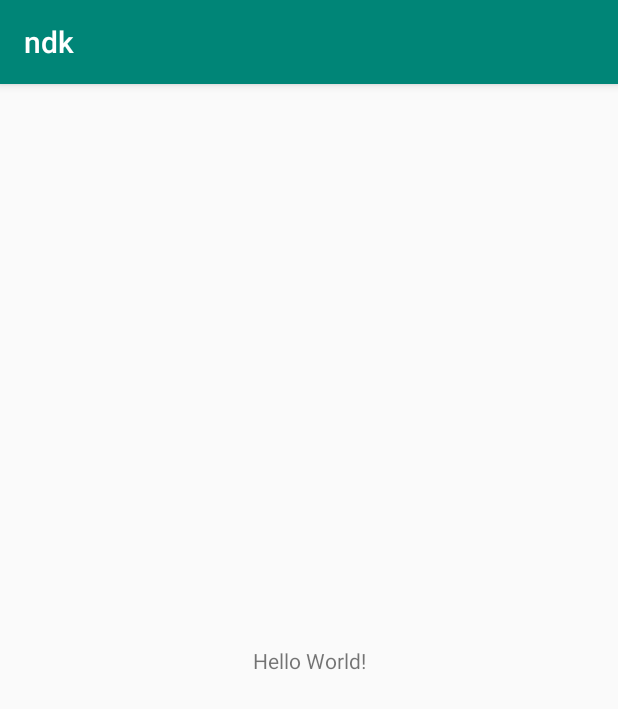
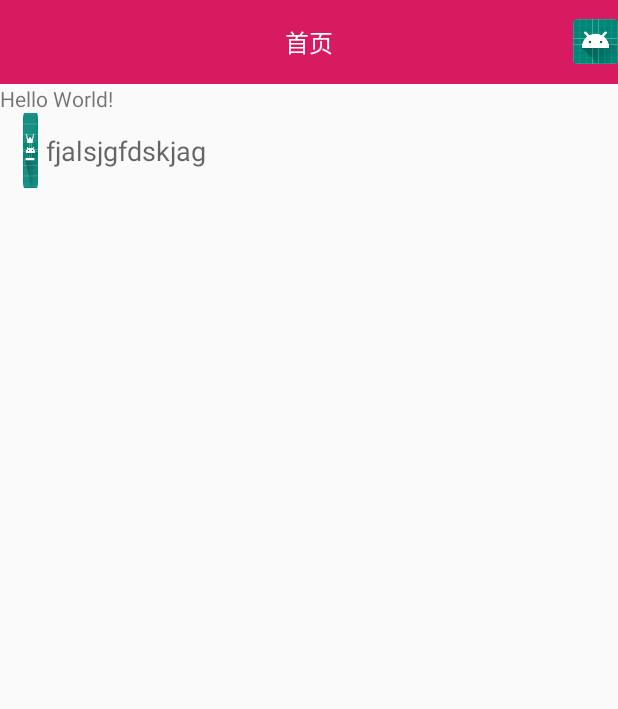
Before and after one commit to hnhzy/ndk, an Android app: the screen it shows after launch (MainActivity), on a phone screen of 412 x 824 dp. Shown: the top 709 px of the screen. Run offline under Robolectric (Android 15) with nearby library versions, the phone set to English and light mode, and no system bars.

Commit message:
自定义Toolbar,InputView

```diff
--- a/app/src/main/java/com/hzy/ndk/MainActivity.java
+++ b/app/src/main/java/com/hzy/ndk/MainActivity.java
@@ -1,22 +1,89 @@
 package com.hzy.ndk;
 
-import android.support.v7.app.AppCompatActivity;
-import android.os.Bundle;
+import android.util.Log;
+import android.view.MotionEvent;
+import android.view.View;
+import android.widget.ImageView;
 import android.widget.TextView;
+import android.widget.Toast;
 
-public class MainActivity extends AppCompatActivity {
+import com.hzy.ndk.base.BaseActivity;
+import com.hzy.ndk.listener.RightOnClickListener;
+import com.hzy.ndk.view.InputView;
+
+import java.util.concurrent.Executors;
+import java.util.concurrent.ThreadFactory;
+
+public class MainActivity extends BaseActivity {
 
     private TextView tv;
+    private InputView mInputView;
+    private ImageView imv_equel;
 
     @Override
-    protected void onCreate(Bundle savedInstanceState) {
-        super.onCreate(savedInstanceState);
-        setContentView(R.layout.activity_main);
+    public int getLayout() {
+        return R.layout.activity_main;
+    }
+
+    @Override
+    public void initView() {
+        tv = findViewById(R.id.tv);
+        mInputView = findViewById(R.id.input_view);
+        imv_equel = findViewById(R.id.imv_equel);
+        imv_equel.setImageResource(R.mipmap.icon);
+        Log.d("MainActivity-imv",imv_equel.getWidth()+"");
+        Log.d("MainActivity-imv",imv_equel.getHeight()+"");
+        Executors.newFixedThreadPool(5, new ThreadFactory() {
+            @Override
+            public Thread newThread(Runnable r) {
+                return null;
+            }
+        });
+        /**
+         * ToolBar
+         */
+        initToolBar(false, "首页", true);
+        setmRightOnClickListener(new RightOnClickListener() {
+            @Override
+            public void OnClickListener() {
+                Toast.makeText(MainActivity.this, "点击了右边", Toast.LENGTH_SHORT).show();
+            }
+        });
+        /**
+         * ndk
+         */
 //        HelloWorld.callStaticMothod(1);//callStaticMothod-静态方法1
-        HelloWorld.callStaticMothod(2,"callStaticMothod-静态方法2");//callStaticMothod-静态方法2
+//        HelloWorld.callStaticMothod(2, "callStaticMothod-静态方法2");//callStaticMothod-静态方法2
 //        new HelloWorld().callInstanceMothod(1);//callInstanceMothod-实例方法1
 //        new HelloWorld().callInstanceMothod(2, "callInstanceMothod-实例方法2");//callInstanceMothod-实例方法2
-//        tv = findViewById(R.id.tv);
 //        tv.setText(HelloWorld.sayHello());
+        /**
+         * onTouch/onClick
+         */
+        tv.setOnClickListener(new View.OnClickListener() {
+            @Override
+            public void onClick(View v) {
+                Log.d("TAG", "onClick execute");
+            }
+        });
+        tv.setOnTouchListener(new View.OnTouchListener() {
+            @Override
+            public boolean onTouch(View v, MotionEvent event) {
+                Log.d("TAG", "onTouch execute, action " + event.getAction());
+                switch (event.getAction()) {
+                    case MotionEvent.ACTION_DOWN://ACTION_DOWN= 0;
+
+                        break;
+                    case MotionEvent.ACTION_MOVE://ACTION_MOVE= 2;
+
+                        break;
+                    case MotionEvent.ACTION_UP://ACTION_UP= 1;
+
+                        break;
+                }
+                return false;//true 事件被onTouch消费掉了，因而不会再继续向下传递。
+            }
+        });
     }
+
 }
--- /dev/null
+++ b/app/src/main/java/com/hzy/ndk/base/BaseActivity.java
@@ -0,0 +1,69 @@
+package com.hzy.ndk.base;
+
+import android.os.Bundle;
+import android.support.annotation.Nullable;
+import android.support.v7.app.AppCompatActivity;
+import android.view.View;
+import android.widget.ImageView;
+import android.widget.TextView;
+
+import com.hzy.ndk.R;
+import com.hzy.ndk.listener.RightOnClickListener;
+
+public abstract class BaseActivity extends AppCompatActivity {
+
+    private ImageView mImvLeft;
+    private ImageView mImvRight;
+    private TextView mTvTitle;
+
+    private RightOnClickListener mRightOnClickListener;
+
+    public void setmRightOnClickListener(RightOnClickListener mRightOnClickListener) {
+        this.mRightOnClickListener = mRightOnClickListener;
+    }
+
+
+    @Override
+    protected void onCreate(@Nullable Bundle savedInstanceState) {
+        super.onCreate(savedInstanceState);
+        setContentView(getLayout());
+        initView();
+    }
+
+    public abstract int getLayout();
+
+    public abstract void initView();
+
+    /**
+     * 初始化
+     *
+     * @param isLeftVisible
+     * @param title
+     * @param isRightVisible
+     */
+    public void initToolBar(Boolean isLeftVisible, String title, Boolean isRightVisible) {
+        mImvLeft = findViewById(R.id.imv_left);
+        mImvRight = findViewById(R.id.imv_right);
+        mTvTitle = findViewById(R.id.tv_title);
+
+        mImvLeft.setVisibility(isLeftVisible ? View.VISIBLE : View.GONE);
+        mImvRight.setVisibility(isRightVisible ? View.VISIBLE : View.GONE);
+        mTvTitle.setText(title);
+        mImvLeft.setOnClickListener(new View.OnClickListener() {
+            @Override
+            public void onClick(View v) {
+                onBackPressed();
+            }
+        });
+
+        mImvRight.setOnClickListener(new View.OnClickListener() {
+            @Override
+            public void onClick(View v) {
+                mRightOnClickListener.OnClickListener();
+            }
+        });
+
+    }
+
+
+}
--- /dev/null
+++ b/app/src/main/java/com/hzy/ndk/listener/RightOnClickListener.java
@@ -0,0 +1,8 @@
+package com.hzy.ndk.listener;
+
+/**
+ * Toolbar右边图标点击事件
+ */
+public interface RightOnClickListener {
+    void OnClickListener();
+}
--- /dev/null
+++ b/app/src/main/java/com/hzy/ndk/view/ClearEditText.java
@@ -0,0 +1,234 @@
+package com.hzy.ndk.view;
+
+import android.content.Context;
+import android.graphics.drawable.Drawable;
+import android.support.v7.widget.AppCompatEditText;
+import android.text.Editable;
+import android.text.NoCopySpan;
+import android.text.Spannable;
+import android.text.TextWatcher;
+import android.util.AttributeSet;
+import android.view.MotionEvent;
+import android.view.View;
+import android.view.View.OnFocusChangeListener;
+import android.view.animation.Animation;
+import android.view.animation.CycleInterpolator;
+import android.view.animation.TranslateAnimation;
+
+import com.hzy.ndk.R;
+
+
+/**
+ * 清空输入框
+ * @author Administrator
+ */
+public class ClearEditText extends AppCompatEditText implements OnFocusChangeListener, TextWatcher {
+	/**
+	 * 删除按钮的引用
+	 */
+    private Drawable mClearDrawable;
+    /**
+     * 控件是否有焦点
+     */
+    private boolean hasFoucs;
+    private OnMyFocusChangeListener onMyFocusChangeListener;
+    private TextMyWatcher textMyWatcher;
+    boolean hideClearIcon = false;
+
+    public ClearEditText(Context context) {
+    	this(context, null);
+    }
+
+    public ClearEditText(Context context, AttributeSet attrs) {
+    	//这里构造方法也很重要，不加这个很多属性不能再XML里面定义
+    	this(context, attrs, android.R.attr.editTextStyle);
+    }
+
+    public ClearEditText(Context context, AttributeSet attrs, int defStyle) {
+        super(context, attrs, defStyle);
+        init();
+    }
+
+
+    private void init() {
+    	//获取EditText的DrawableRight,假如没有设置我们就使用默认的图片
+    	mClearDrawable = getCompoundDrawables()[2];
+        if (mClearDrawable == null) {
+        	mClearDrawable = getResources().getDrawable(R.mipmap.ble_connect_exit);
+        }
+
+        mClearDrawable.setBounds(0, 0, mClearDrawable.getIntrinsicWidth(), mClearDrawable.getIntrinsicHeight());
+        //默认设置隐藏图标
+        setClearIconVisible(false);
+        //设置焦点改变的监听
+        setOnFocusChangeListener(this);
+        //设置输入框里面内容发生改变的监听
+        addTextChangedListener(this);
+    }
+
+
+
+    /**
+     * 因为我们不能直接给EditText设置点击事件，所以我们用记住我们按下的位置来模拟点击事件
+     * 当我们按下的位置 在  EditText的宽度 - 图标到控件右边的间距 - 图标的宽度  和
+     * EditText的宽度 - 图标到控件右边的间距之间我们就算点击了图标，竖直方向就没有考虑
+     */
+    @Override
+	public boolean onTouchEvent(MotionEvent event) {
+		if (event.getAction() == MotionEvent.ACTION_UP) {
+			if (getCompoundDrawables()[2] != null) {
+				boolean touchable = event.getX() > (getWidth() - getTotalPaddingRight())
+						&& (event.getX() < ((getWidth() - getPaddingRight())));
+
+				if (touchable) {
+					this.setText("");
+				}
+			}
+		}
+
+		return super.onTouchEvent(event);
+	}
+
+    /**
+     * 当ClearEditText焦点发生变化的时候，判断里面字符串长度设置清除图标的显示与隐藏
+     */
+    @Override
+    public void onFocusChange(View v, boolean hasFocus) {
+    	this.hasFoucs = hasFocus;
+        if (hasFocus) {
+            setClearIconVisible(getText().length() > 0);
+        } else {
+            setClearIconVisible(false);
+        }
+        if(onMyFocusChangeListener!=null)
+        onMyFocusChangeListener.onFocusChange(v,hasFocus);
+    }
+
+
+    /**
+     * 设置清除图标的显示与隐藏，调用setCompoundDrawables为EditText绘制上去
+     * @param visible
+     */
+    public void setClearIconVisible(boolean visible) {
+    	if(hideClearIcon)
+    		return;
+        Drawable right = visible ? mClearDrawable : null;
+        setCompoundDrawables(getCompoundDrawables()[0],
+                getCompoundDrawables()[1], right, getCompoundDrawables()[3]);
+    }
+
+
+    /**
+     * 当输入框里面内容发生变化的时候回调的方法
+     */
+    @Override
+    public void onTextChanged(CharSequence s, int start, int count,
+            int after) {
+            	if(hasFoucs){
+            		setClearIconVisible(s.length() > 0);
+            	}
+
+        if(textMyWatcher!=null)
+            textMyWatcher.onTextChanged(s,start,count,after);
+
+    }
+
+    @Override
+    public void beforeTextChanged(CharSequence s, int start, int count,
+            int after) {
+        if(textMyWatcher!=null)
+            textMyWatcher.beforeTextChanged(s, start, count, after);
+
+    }
+
+    @Override
+    public void afterTextChanged(Editable s) {
+         if(textMyWatcher!=null)
+             textMyWatcher.afterTextChanged(s);
+    }
+
+   public void setOnMyFocusChangeListener(OnMyFocusChangeListener onMyFocusChangeListener){
+       this.onMyFocusChangeListener = onMyFocusChangeListener;
+   }
+
+    public void setTextMyWatcher(TextMyWatcher textMyWatcher){
+        this.textMyWatcher = textMyWatcher;
+    }
+
+
+    /**
+     * 设置晃动动画
+     */
+    public void setShakeAnimation(){
+    	this.setAnimation(shakeAnimation(5));
+    }
+
+
+    /**
+     * 晃动动画
+     * @param counts 1秒钟晃动多少下
+     * @return
+     */
+    public static Animation shakeAnimation(int counts){
+    	Animation translateAnimation = new TranslateAnimation(0, 10, 0, 0);
+    	translateAnimation.setInterpolator(new CycleInterpolator(counts));
+    	translateAnimation.setDuration(1000);
+    	return translateAnimation;
+    }
+
+
+    /**
+     * Interface definition for a callback to be invoked when the focus state of
+     * a view changed.
+     */
+    public interface OnMyFocusChangeListener {
+        /**
+         * Called when the focus state of a view has changed.
+         *
+         * @param v The view whose state has changed.
+         * @param hasFocus The new focus state of v.
+         */
+        void onFocusChange(View v, boolean hasFocus);
+    }
+
+
+    public interface TextMyWatcher extends NoCopySpan {
+        /**
+         * This method is called to notify you that, within <code>s</code>,
+         * the <code>count</code> characters beginning at <code>start</code>
+         * are about to be replaced by new text with length <code>after</code>.
+         * It is an error to attempt to make changes to <code>s</code> from
+         * this callback.
+         */
+        public void beforeTextChanged(CharSequence s, int start, int count, int after);
+        /**
+         * This method is called to notify you that, within <code>s</code>,
+         * the <code>count</code> characters beginning at <code>start</code>
+         * have just replaced old text that had length <code>before</code>.
+         * It is an error to attempt to make changes to <code>s</code> from
+         * this callback.
+         */
+        public void onTextChanged(CharSequence s, int start, int before, int count);
+
+        /**
+         * This method is called to notify you that, somewhere within
+         * <code>s</code>, the text has been changed.
+         * It is legitimate to make further changes to <code>s</code> from
+         * this callback, but be careful not to get yourself into an infinite
+         * loop, because any changes you make will cause this method to be
+         * called again recursively.
+         * (You are not told where the change took place because other
+         * afterTextChanged() methods may already have made other changes
+         * and invalidated the offsets.  But if you need to know here,
+         * you can use {@link Spannable#setSpan} in {@link #onTextChanged}
+         * to mark your place and then look up from here where the span
+         * ended up.
+         */
+        public void afterTextChanged(Editable s);
+    }
+
+
+    public void hideClearIcon(){
+    	hideClearIcon = true;
+    }
+}
--- /dev/null
+++ b/app/src/main/java/com/hzy/ndk/view/InputView.java
@@ -0,0 +1,68 @@
+package com.hzy.ndk.view;
+
+import android.content.Context;
+import android.content.res.TypedArray;
+import android.util.AttributeSet;
+import android.view.LayoutInflater;
+import android.view.View;
+import android.widget.FrameLayout;
+import android.widget.ImageView;
+
+import com.hzy.ndk.R;
+
+public class InputView extends FrameLayout {
+
+    private String hintStr;
+    private Boolean isPasswd = false;
+    private int inputIconRes;
+    private View mView;
+    private ImageView mImageView;
+    private ClearEditText mEditText;
+
+    public InputView(Context context) {
+        super(context);
+        initView(context, null);
+    }
+
+    public InputView(Context context, AttributeSet attrs) {
+        super(context, attrs);
+        initView(context, attrs);
+    }
+
+    public InputView(Context context, AttributeSet attrs, int defStyleAttr) {
+        super(context, attrs, defStyleAttr);
+        initView(context, attrs);
+    }
+
+
+    private void initView(Context context, AttributeSet attrs) {
+        if (attrs == null) {
+            return;
+        }
+        TypedArray ta = context.obtainStyledAttributes(attrs, R.styleable.inputView);
+        isPasswd = ta.getBoolean(R.styleable.inputView_input_passwd, false);
+        hintStr = ta.getString(R.styleable.inputView_input_hint);
+        inputIconRes = ta.getResourceId(R.styleable.inputView_input_icon, R.mipmap.ic_launcher);
+        ta.recycle();
+
+        mView = LayoutInflater.from(context).inflate(R.layout.input_view, null);
+        mImageView = mView.findViewById(R.id.imv_icon);
+        mEditText = mView.findViewById(R.id.et_input);
+        mImageView.setImageResource(inputIconRes);
+        mEditText.setHint(hintStr);
+//        if (isPasswd) {
+//            mEditText.setInputType(InputType.TYPE_CLASS_TEXT);
+//        }
+        addView(mView);
+    }
+
+    /**
+     * 返回输入内容
+     *
+     * @return
+     */
+    public String getInputStr() {
+        return mEditText.getText().toString().trim();
+    }
+
+}
--- a/app/src/main/res/layout/activity_main.xml
+++ b/app/src/main/res/layout/activity_main.xml
@@ -1,19 +1,32 @@
 <?xml version="1.0" encoding="utf-8"?>
-<android.support.constraint.ConstraintLayout xmlns:android="http://schemas.android.com/apk/res/android"
+<LinearLayout xmlns:android="http://schemas.android.com/apk/res/android"
     xmlns:app="http://schemas.android.com/apk/res-auto"
-    xmlns:tools="http://schemas.android.com/tools"
     android:layout_width="match_parent"
     android:layout_height="match_parent"
-    tools:context=".MainActivity">
+    android:orientation="vertical">
+
+    <include layout="@layout/tool_bar" />
 
     <TextView
         android:id="@+id/tv"
+        android:layout_width="match_parent"
+        android:layout_height="wrap_content"
+        android:text="Hello World!" />
+
+    <com.hzy.ndk.view.InputView
+        android:id="@+id/input_view"
+        android:layout_width="match_parent"
+        android:layout_height="50dp"
+        app:input_hint="fjalsjgfdskjag"
+        app:input_icon="@mipmap/ic_launcher"
+        app:input_passwd="false" />
+
+    <com.hzy.ndk.view.EquelImageView
+        android:id="@+id/imv_equel"
         android:layout_width="wrap_content"
         android:layout_height="wrap_content"
-        android:text="Hello World!"
-        app:layout_constraintBottom_toBottomOf="parent"
-        app:layout_constraintLeft_toLeftOf="parent"
-        app:layout_constraintRight_toRightOf="parent"
-        app:layout_constraintTop_toTopOf="parent" />
+        android:visibility="gone"
+        android:background="#999999" />
 
-</android.support.constraint.ConstraintLayout>
+
+</LinearLayout>
--- /dev/null
+++ b/app/src/main/res/layout/input_view.xml
@@ -0,0 +1,22 @@
+<?xml version="1.0" encoding="utf-8"?>
+<LinearLayout xmlns:android="http://schemas.android.com/apk/res/android"
+    android:layout_width="match_parent"
+    android:layout_height="45dp">
+
+    <ImageView
+        android:id="@+id/imv_icon"
+        android:layout_width="10dp"
+        android:layout_height="wrap_content"
+        android:layout_marginLeft="15dp"
+        android:layout_marginRight="5dp"
+        android:background="@mipmap/ic_launcher" />
+
+    <com.hzy.ndk.view.ClearEditText
+        android:id="@+id/et_input"
+        android:layout_width="match_parent"
+        android:layout_height="match_parent"
+        android:layout_marginRight="15dp"
+        android:background="@null"
+        android:hint="请输入内容" />
+
+</LinearLayout>
--- /dev/null
+++ b/app/src/main/res/layout/tool_bar.xml
@@ -0,0 +1,30 @@
+<?xml version="1.0" encoding="utf-8"?>
+<FrameLayout xmlns:android="http://schemas.android.com/apk/res/android"
+    android:layout_width="match_parent"
+    android:layout_height="56dp"
+    android:background="@color/colorAccent">
+
+    <ImageView
+        android:id="@+id/imv_left"
+        android:layout_width="20dp"
+        android:layout_height="20dp"
+        android:layout_gravity="center_vertical|left"
+        android:src="@mipmap/ic_launcher" />
+
+    <TextView
+        android:id="@+id/tv_title"
+        android:layout_width="wrap_content"
+        android:layout_height="wrap_content"
+        android:layout_gravity="center"
+        android:text="标题名字"
+        android:textColor="@android:color/white"
+        android:textSize="16sp" />
+
+
+    <ImageView
+        android:id="@+id/imv_right"
+        android:layout_width="30dp"
+        android:layout_height="30dp"
+        android:layout_gravity="center_vertical|right"
+        android:src="@mipmap/ic_launcher" />
+</FrameLayout>
--- a/app/src/main/res/values/colors.xml
+++ b/app/src/main/res/values/colors.xml
@@ -1,6 +1,9 @@
 <?xml version="1.0" encoding="utf-8"?>
 <resources>
     <color name="colorPrimary">#008577</color>
-    <color name="colorPrimaryDark">#00574B</color>
+    <!--<color name="colorPrimaryDark">#00574B</color>-->
+
+    <!--改变状态栏的颜色-->
+    <color name="colorPrimaryDark">#FF0000</color>
     <color name="colorAccent">#D81B60</color>
 </resources>
--- a/app/src/main/res/values/styles.xml
+++ b/app/src/main/res/values/styles.xml
@@ -1,11 +1,9 @@
 <resources>
 
     <!-- Base application theme. -->
-    <style name="AppTheme" parent="Theme.AppCompat.Light.DarkActionBar">
+    <style name="AppTheme" parent="Theme.AppCompat.Light.NoActionBar">
         <!-- Customize your theme here. -->
-        <item name="colorPrimary">@color/colorPrimary</item>
         <item name="colorPrimaryDark">@color/colorPrimaryDark</item>
-        <item name="colorAccent">@color/colorAccent</item>
     </style>
 
 </resources>
```
Also changed, not shown: app/src/main/java/com/hzy/ndk/HelloWorld.java (deleted, +0 -41 lines), app/src/main/java/com/hzy/ndk/activity/HelloWorld.java (added, +41 -0 lines), app/src/main/java/com/hzy/ndk/view/EquelImageView.java (added, +30 -0 lines), app/src/main/res/values/attrs.xml (added, +13 -0 lines), app/src/main/res/mipmap-xxhdpi/ble_connect_exit.png (added), app/src/main/res/mipmap-xxhdpi/hd_eye.png (added), app/src/main/res/mipmap-xxhdpi/icon.jpg (added).
